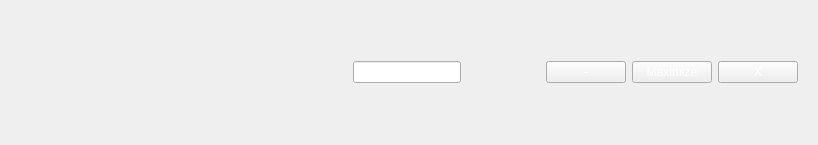
Qt form Source/Widgets/titlebar.ui (Stalker72742/MusicPlayer) before a commit.
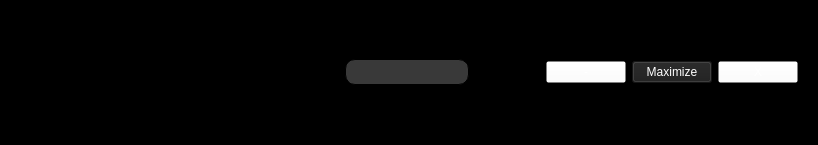
The same form after that commit.

The edit to the form file:
```diff
--- a/Source/Widgets/titlebar.ui
+++ b/Source/Widgets/titlebar.ui
@@ -26,7 +26,7 @@
    <string>TitleBar</string>
   </property>
   <property name="styleSheet">
-   <string notr="true">color: rgb(255, 255, 255);</string>
+   <string notr="true">background-color: rgb(0, 0, 0);</string>
   </property>
   <layout class="QHBoxLayout" name="horizontalLayout">
    <item>
@@ -49,6 +49,9 @@
        <height>16777215</height>
       </size>
      </property>
+     <property name="styleSheet">
+      <string notr="true">background-color: rgba(255, 255, 255, 0);</string>
+     </property>
     </widget>
    </item>
    <item>
@@ -66,11 +69,20 @@
    </item>
    <item>
     <widget class="QWidget" name="searchBarBack" native="true">
+     <property name="styleSheet">
+      <string notr="true">background-color: rgba(255, 255, 255, 0);</string>
+     </property>
      <layout class="QHBoxLayout" name="horizontalLayout_2">
       <item>
        <widget class="QLineEdit" name="searchLineEdit">
         <property name="styleSheet">
-         <string notr="true">selection-color: rgb(255, 255, 255);</string>
+         <string notr="true">selection-color: rgb(255, 255, 255);
+background-color: rgb(57, 57, 57);
+border: 1px solid translucent;
+border-radius: 10px;
+padding: 4px 8px;
+color: rgb(255, 255, 255);
+</string>
         </property>
        </widget>
       </item>
@@ -110,6 +122,9 @@
        <height>16777215</height>
       </size>
      </property>
+     <property name="styleSheet">
+      <string notr="true">background-color: rgba(255, 255, 255, 0);</string>
+     </property>
      <layout class="QHBoxLayout" name="horizontalLayout_3">
       <item>
        <widget class="QPushButton" name="Minimize">
@@ -125,6 +140,9 @@
           <height>16777215</height>
          </size>
         </property>
+        <property name="styleSheet">
+         <string notr="true">color: rgb(255, 255, 255);</string>
+        </property>
         <property name="text">
          <string>-</string>
         </property>
@@ -144,6 +162,10 @@
           <height>16777215</height>
          </size>
         </property>
+        <property name="styleSheet">
+         <string notr="true">color: rgb(255, 255, 255);
+background-color: rgb(30, 30, 30);</string>
+        </property>
         <property name="text">
          <string>Maximize</string>
         </property>
@@ -169,6 +191,9 @@
           <height>16777215</height>
          </size>
         </property>
+        <property name="styleSheet">
+         <string notr="true">color: rgb(255, 255, 255);</string>
+        </property>
         <property name="text">
          <string>X</string>
         </property>
```
